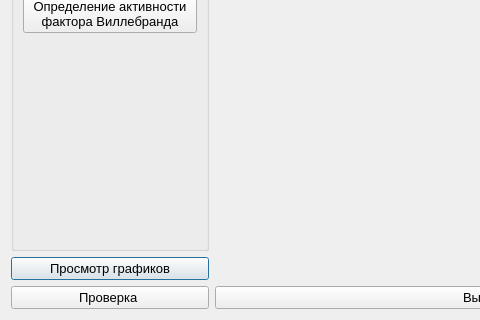
First picture: the form in choisedialog/choisedialog.ui, repository krang4d/Agrekola, before the edit; both pictures show x 0 to 480 and y 277 to 597 of the 761 by 597 pixel window.
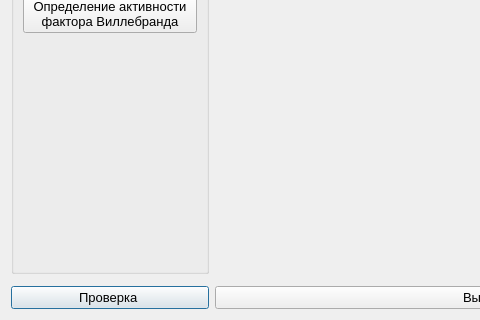
Second picture: the form after the edit. The open tabs and pages were chosen to show the change. Custom widgets are drawn as their Qt base class.

Commit message: delete Graph button

Patch:
```diff
--- a/choisedialog/choisedialog.ui
+++ b/choisedialog/choisedialog.ui
@@ -74,13 +74,6 @@
      <widget class="Ko5" name="page_8"/>
     </widget>
    </item>
-   <item row="2" column="0">
-    <widget class="QPushButton" name="viewPlotsButton">
-     <property name="text">
-      <string>Просмотр графиков</string>
-     </property>
-    </widget>
-   </item>
    <item row="3" column="0">
     <widget class="QPushButton" name="testButton">
      <property name="text">
```
Left out of the diff: 3 changed lines with no effect on the pictures. The commit also changes 10 other files.
